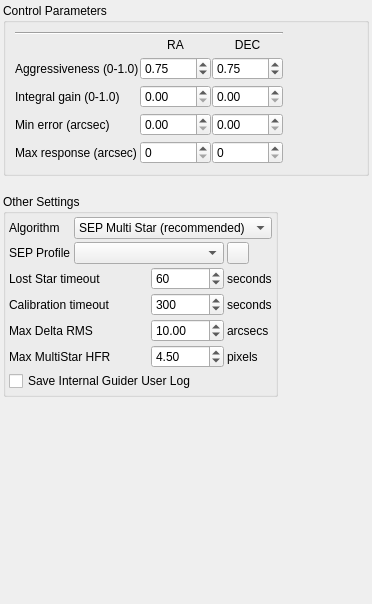
Old version of the form kstars/ekos/guide/opsguide.ui in the repository KDE/kstars.
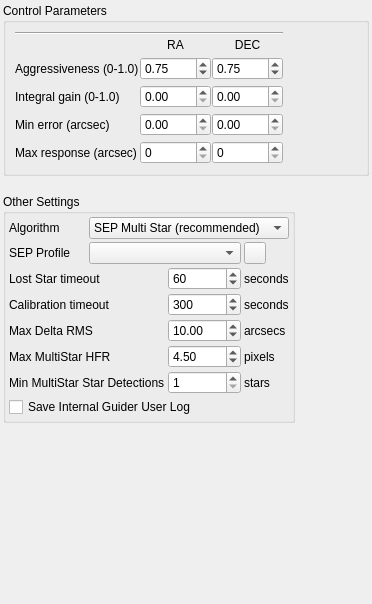
New version of the form.

Commit message:
Min #detections to initialize SEP MultiStar
Adds a parameter to SEP MultiStar guiding.
If N stars aren't detected, then SEP MultiStar can't initialize.
This will hopefully allow it to fail more easily in cloudy situations.
The parameter, though, defaults to 1, which means there is no change in performance.
I'd recommend folks try 3 or so, which will enable this "easier fail" behavior.

The edit to the form file:
```diff
--- a/kstars/ekos/guide/opsguide.ui
+++ b/kstars/ekos/guide/opsguide.ui
@@ -342,6 +342,13 @@
           </property>
          </widget>
         </item>
+        <item row="7" column="3">
+         <widget class="QLabel" name="label_23">
+          <property name="text">
+           <string>stars</string>
+          </property>
+         </widget>
+        </item>
         <item row="2" column="2">
          <widget class="QSpinBox" name="kcfg_GuideLostStarTimeout">
           <property name="maximum">
@@ -454,6 +461,19 @@
           </property>
          </widget>
         </item>
+        <item row="7" column="2">
+         <widget class="QSpinBox" name="kcfg_MinDetectionsSEPMultistar">
+          <property name="minimum">
+           <number>1</number>
+          </property>
+          <property name="maximum">
+           <number>20</number>
+          </property>
+          <property name="singleStep">
+           <number>1</number>
+          </property>
+         </widget>
+        </item>
         <item row="8" column="0" colspan="4">
          <widget class="QCheckBox" name="kcfg_SaveGuideLog">
           <property name="enabled">
@@ -484,6 +504,16 @@
           </property>
          </widget>
         </item>
+        <item row="7" column="0" colspan="2">
+         <widget class="QLabel" name="label_22">
+          <property name="toolTip">
+           <string>Minimum number of stars detected for SEP MultiStar to initialize.</string>
+          </property>
+          <property name="text">
+           <string>Min MultiStar Star Detections</string>
+          </property>
+         </widget>
+        </item>
         <item row="5" column="3">
          <widget class="QLabel" name="label_14">
           <property name="text">
```
The commit also changes 3 other files.
